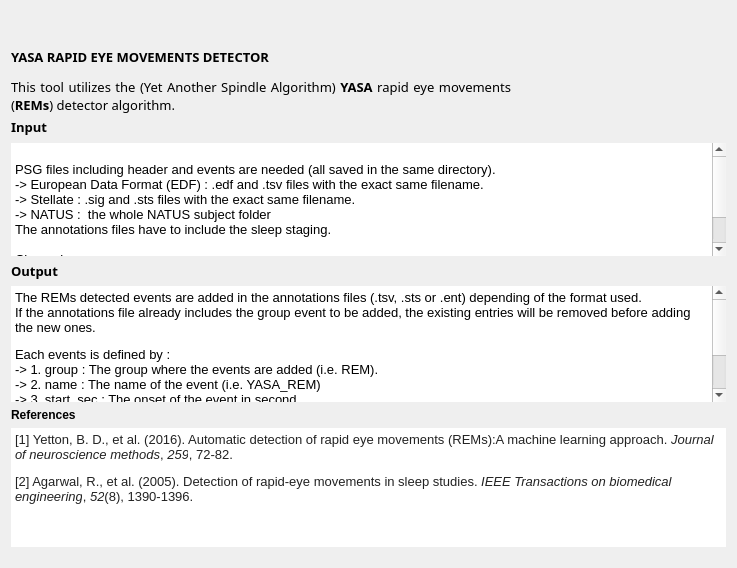
SnoozToolbox/snooz-package-ceams, file tools/CEAMSTools/DetectREMsYASA/IntroStepYASA/Ui_IntroStepYASA.ui: the form before one commit.
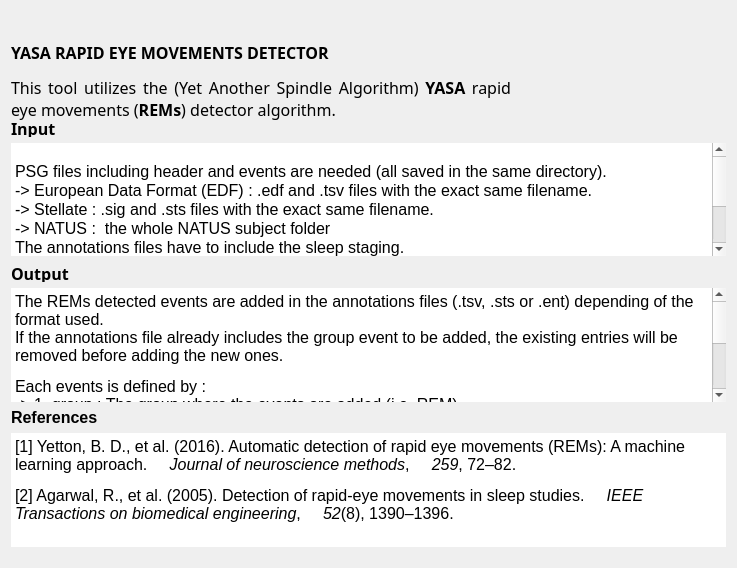
The form after the commit.

Commit message: Minor modification applied on the UI of the DetectREMsYASA tool

```diff
--- a/tools/CEAMSTools/DetectREMsYASA/IntroStepYASA/Ui_IntroStepYASA.ui
+++ b/tools/CEAMSTools/DetectREMsYASA/IntroStepYASA/Ui_IntroStepYASA.ui
@@ -35,13 +35,12 @@
       <font>
        <family>Roboto-Regular</family>
        <pointsize>10</pointsize>
-       <weight>50</weight>
        <italic>false</italic>
        <bold>false</bold>
       </font>
      </property>
      <property name="text">
-      <string>&lt;html&gt;&lt;head/&gt;&lt;body&gt;&lt;p&gt;&lt;span style=&quot; font-weight:600;&quot;&gt;YASA RAPID EYE MOVEMENTS DETECTOR&lt;/span&gt;&lt;/p&gt;&lt;p&gt;This tool utilizes the (Yet Another Spindle Algorithm) &lt;span style=&quot; font-weight:600;&quot;&gt;YASA&lt;/span&gt; rapid eye movements (&lt;span style=&quot; font-weight:600;&quot;&gt;REMs&lt;/span&gt;) detector algorithm.&lt;/p&gt;&lt;/body&gt;&lt;/html&gt;</string>
+      <string>&lt;html&gt;&lt;head/&gt;&lt;body&gt;&lt;p&gt;&lt;span style=&quot; font-size:12pt; font-weight:600;&quot;&gt;YASA RAPID EYE MOVEMENTS DETECTOR&lt;/span&gt;&lt;/p&gt;&lt;p&gt;&lt;span style=&quot; font-size:12pt;&quot;&gt;This tool utilizes the (Yet Another Spindle Algorithm) &lt;/span&gt;&lt;span style=&quot; font-size:12pt; font-weight:600;&quot;&gt;YASA&lt;/span&gt;&lt;span style=&quot; font-size:12pt;&quot;&gt; rapid eye movements (&lt;/span&gt;&lt;span style=&quot; font-size:12pt; font-weight:600;&quot;&gt;REMs&lt;/span&gt;&lt;span style=&quot; font-size:12pt;&quot;&gt;) detector algorithm.&lt;/span&gt;&lt;/p&gt;&lt;/body&gt;&lt;/html&gt;</string>
      </property>
      <property name="textFormat">
       <enum>Qt::AutoText</enum>
@@ -80,13 +79,12 @@
         <font>
          <family>Roboto-Regular</family>
          <pointsize>10</pointsize>
-         <weight>50</weight>
          <italic>false</italic>
          <bold>false</bold>
         </font>
        </property>
        <property name="text">
-        <string>&lt;html&gt;&lt;head/&gt;&lt;body&gt;&lt;p&gt;&lt;span style=&quot; font-weight:600;&quot;&gt;Input&lt;/span&gt;&lt;/p&gt;&lt;/body&gt;&lt;/html&gt;</string>
+        <string>&lt;html&gt;&lt;head/&gt;&lt;body&gt;&lt;p&gt;&lt;span style=&quot; font-size:12pt; font-weight:600;&quot;&gt;Input&lt;/span&gt;&lt;/p&gt;&lt;/body&gt;&lt;/html&gt;</string>
        </property>
        <property name="alignment">
         <set>Qt::AlignLeading|Qt::AlignLeft|Qt::AlignVCenter</set>
@@ -136,19 +134,22 @@
        </property>
        <property name="html">
         <string>&lt;!DOCTYPE HTML PUBLIC &quot;-//W3C//DTD HTML 4.0//EN&quot; &quot;http://www.w3.org/TR/REC-html40/strict.dtd&quot;&gt;
-&lt;html&gt;&lt;head&gt;&lt;meta name=&quot;qrichtext&quot; content=&quot;1&quot; /&gt;&lt;style type=&quot;text/css&quot;&gt;
+&lt;html&gt;&lt;head&gt;&lt;meta name=&quot;qrichtext&quot; content=&quot;1&quot; /&gt;&lt;meta charset=&quot;utf-8&quot; /&gt;&lt;style type=&quot;text/css&quot;&gt;
 p, li { white-space: pre-wrap; }
+hr { height: 1px; border-width: 0; }
+li.unchecked::marker { content: &quot;\2610&quot;; }
+li.checked::marker { content: &quot;\2612&quot;; }
 &lt;/style&gt;&lt;/head&gt;&lt;body style=&quot; font-family:'Roboto-Regular'; font-size:10pt; font-weight:400; font-style:normal;&quot;&gt;
 &lt;p style=&quot;-qt-paragraph-type:empty; margin-top:0px; margin-bottom:0px; margin-left:0px; margin-right:0px; -qt-block-indent:0; text-indent:0px; font-family:'Ubuntu';&quot;&gt;&lt;br /&gt;&lt;/p&gt;
-&lt;p style=&quot; margin-top:0px; margin-bottom:0px; margin-left:0px; margin-right:0px; -qt-block-indent:0; text-indent:0px;&quot;&gt;PSG files including header and events are needed (all saved in the same directory).&lt;/p&gt;
-&lt;p style=&quot; margin-top:0px; margin-bottom:0px; margin-left:0px; margin-right:0px; -qt-block-indent:0; text-indent:0px;&quot;&gt;-&amp;gt; European Data Format (EDF) : .edf and .tsv files with the exact same filename.&lt;/p&gt;
-&lt;p style=&quot; margin-top:0px; margin-bottom:0px; margin-left:0px; margin-right:0px; -qt-block-indent:0; text-indent:0px;&quot;&gt;-&amp;gt; Stellate : .sig and .sts files with the exact same filename.&lt;/p&gt;
-&lt;p style=&quot; margin-top:0px; margin-bottom:0px; margin-left:0px; margin-right:0px; -qt-block-indent:0; text-indent:0px;&quot;&gt;-&amp;gt; NATUS : &lt;span style=&quot; font-family:'MS Shell Dlg 2';&quot;&gt; the whole NATUS subject folder&lt;/span&gt;&lt;/p&gt;
-&lt;p style=&quot; margin-top:0px; margin-bottom:0px; margin-left:0px; margin-right:0px; -qt-block-indent:0; text-indent:0px;&quot;&gt;&lt;span style=&quot; font-family:'MS Shell Dlg 2';&quot;&gt;The annotations files have to include the sleep staging.&lt;/span&gt;&lt;/p&gt;
-&lt;p style=&quot;-qt-paragraph-type:empty; margin-top:0px; margin-bottom:0px; margin-left:0px; margin-right:0px; -qt-block-indent:0; text-indent:0px;&quot;&gt;&lt;br /&gt;&lt;/p&gt;
-&lt;p style=&quot; margin-top:0px; margin-bottom:0px; margin-left:0px; margin-right:0px; -qt-block-indent:0; text-indent:0px;&quot;&gt;Channels:&lt;/p&gt;
-&lt;p style=&quot; margin-top:0px; margin-bottom:0px; margin-left:0px; margin-right:0px; -qt-block-indent:0; text-indent:0px;&quot;&gt;This tool requires the selection of &lt;span style=&quot; font-weight:600;&quot;&gt;2&lt;/span&gt; &lt;span style=&quot; font-weight:600;&quot;&gt;EOG&lt;/span&gt; &lt;span style=&quot; font-weight:600;&quot;&gt;channels&lt;/span&gt; per recording for REMs detection.&lt;/p&gt;
-&lt;p style=&quot;-qt-paragraph-type:empty; margin-top:0px; margin-bottom:0px; margin-left:0px; margin-right:0px; -qt-block-indent:0; text-indent:0px;&quot;&gt;&lt;br /&gt;&lt;/p&gt;&lt;/body&gt;&lt;/html&gt;</string>
+&lt;p style=&quot; margin-top:0px; margin-bottom:0px; margin-left:0px; margin-right:0px; -qt-block-indent:0; text-indent:0px;&quot;&gt;&lt;span style=&quot; font-size:12pt;&quot;&gt;PSG files including header and events are needed (all saved in the same directory).&lt;/span&gt;&lt;/p&gt;
+&lt;p style=&quot; margin-top:0px; margin-bottom:0px; margin-left:0px; margin-right:0px; -qt-block-indent:0; text-indent:0px;&quot;&gt;&lt;span style=&quot; font-size:12pt;&quot;&gt;-&amp;gt; European Data Format (EDF) : .edf and .tsv files with the exact same filename.&lt;/span&gt;&lt;/p&gt;
+&lt;p style=&quot; margin-top:0px; margin-bottom:0px; margin-left:0px; margin-right:0px; -qt-block-indent:0; text-indent:0px;&quot;&gt;&lt;span style=&quot; font-size:12pt;&quot;&gt;-&amp;gt; Stellate : .sig and .sts files with the exact same filename.&lt;/span&gt;&lt;/p&gt;
+&lt;p style=&quot; margin-top:0px; margin-bottom:0px; margin-left:0px; margin-right:0px; -qt-block-indent:0; text-indent:0px;&quot;&gt;&lt;span style=&quot; font-size:12pt;&quot;&gt;-&amp;gt; NATUS : &lt;/span&gt;&lt;span style=&quot; font-family:'MS Shell Dlg 2'; font-size:12pt;&quot;&gt; the whole NATUS subject folder&lt;/span&gt;&lt;/p&gt;
+&lt;p style=&quot; margin-top:0px; margin-bottom:0px; margin-left:0px; margin-right:0px; -qt-block-indent:0; text-indent:0px;&quot;&gt;&lt;span style=&quot; font-family:'MS Shell Dlg 2'; font-size:12pt;&quot;&gt;The annotations files have to include the sleep staging.&lt;/span&gt;&lt;/p&gt;
+&lt;p style=&quot;-qt-paragraph-type:empty; margin-top:0px; margin-bottom:0px; margin-left:0px; margin-right:0px; -qt-block-indent:0; text-indent:0px; font-size:12pt;&quot;&gt;&lt;br /&gt;&lt;/p&gt;
+&lt;p style=&quot; margin-top:0px; margin-bottom:0px; margin-left:0px; margin-right:0px; -qt-block-indent:0; text-indent:0px;&quot;&gt;&lt;span style=&quot; font-size:12pt;&quot;&gt;Channels:&lt;/span&gt;&lt;/p&gt;
+&lt;p style=&quot; margin-top:0px; margin-bottom:0px; margin-left:0px; margin-right:0px; -qt-block-indent:0; text-indent:0px;&quot;&gt;&lt;span style=&quot; font-size:12pt;&quot;&gt;This tool requires the selection of &lt;/span&gt;&lt;span style=&quot; font-size:12pt; font-weight:600;&quot;&gt;2&lt;/span&gt;&lt;span style=&quot; font-size:12pt;&quot;&gt; &lt;/span&gt;&lt;span style=&quot; font-size:12pt; font-weight:600;&quot;&gt;EOG&lt;/span&gt;&lt;span style=&quot; font-size:12pt;&quot;&gt; &lt;/span&gt;&lt;span style=&quot; font-size:12pt; font-weight:600;&quot;&gt;channels&lt;/span&gt;&lt;span style=&quot; font-size:12pt;&quot;&gt; per recording for REMs detection.&lt;/span&gt;&lt;/p&gt;
+&lt;p style=&quot;-qt-paragraph-type:empty; margin-top:0px; margin-bottom:0px; margin-left:0px; margin-right:0px; -qt-block-indent:0; text-indent:0px; font-size:12pt;&quot;&gt;&lt;br /&gt;&lt;/p&gt;&lt;/body&gt;&lt;/html&gt;</string>
        </property>
       </widget>
      </item>
@@ -177,7 +178,6 @@
         <font>
          <family>Roboto-Regular</family>
          <pointsize>10</pointsize>
-         <weight>50</weight>
          <italic>false</italic>
          <bold>false</bold>
         </font>
@@ -189,7 +189,7 @@
         <number>0</number>
        </property>
        <property name="text">
-        <string>&lt;html&gt;&lt;head/&gt;&lt;body&gt;&lt;p&gt;&lt;span style=&quot; font-weight:600;&quot;&gt;Output&lt;/span&gt;&lt;/p&gt;&lt;/body&gt;&lt;/html&gt;</string>
+        <string>&lt;html&gt;&lt;head/&gt;&lt;body&gt;&lt;p&gt;&lt;span style=&quot; font-size:12pt; font-weight:600;&quot;&gt;Output&lt;/span&gt;&lt;/p&gt;&lt;/body&gt;&lt;/html&gt;</string>
        </property>
        <property name="alignment">
         <set>Qt::AlignLeading|Qt::AlignLeft|Qt::AlignVCenter</set>
@@ -227,11 +227,14 @@
        </property>
        <property name="html">
         <string>&lt;!DOCTYPE HTML PUBLIC &quot;-//W3C//DTD HTML 4.0//EN&quot; &quot;http://www.w3.org/TR/REC-html40/strict.dtd&quot;&gt;
-&lt;html&gt;&lt;head&gt;&lt;meta name=&quot;qrichtext&quot; content=&quot;1&quot; /&gt;&lt;style type=&quot;text/css&quot;&gt;
+&lt;html&gt;&lt;head&gt;&lt;meta name=&quot;qrichtext&quot; content=&quot;1&quot; /&gt;&lt;meta charset=&quot;utf-8&quot; /&gt;&lt;style type=&quot;text/css&quot;&gt;
 p, li { white-space: pre-wrap; }
+hr { height: 1px; border-width: 0; }
+li.unchecked::marker { content: &quot;\2610&quot;; }
+li.checked::marker { content: &quot;\2612&quot;; }
 &lt;/style&gt;&lt;/head&gt;&lt;body style=&quot; font-family:'Roboto-Regular'; font-size:10pt; font-weight:400; font-style:normal;&quot;&gt;
-&lt;p style=&quot; margin-top:12px; margin-bottom:12px; margin-left:0px; margin-right:0px; -qt-block-indent:0; text-indent:0px;&quot;&gt;&lt;span style=&quot; font-family:'MS Shell Dlg 2';&quot;&gt;The REMs detected events are added in the annotations files (.tsv, .sts or .ent) depending of the format used.&lt;br /&gt;&lt;/span&gt;If the annotations file already includes the group event to be added, the existing entries will be removed before adding the new ones.&lt;/p&gt;
-&lt;p style=&quot; margin-top:0px; margin-bottom:0px; margin-left:0px; margin-right:0px; -qt-block-indent:0; text-indent:0px;&quot;&gt;&lt;span style=&quot; font-family:'MS Shell Dlg 2';&quot;&gt;Each events is defined by : &lt;/span&gt;&lt;br /&gt;-&amp;gt; 1. group : The group where the events are added (i.e. REM).&lt;br /&gt;-&amp;gt; 2. name : The name of the event (i.e. YASA_REM)&lt;br /&gt;-&amp;gt; 3. start_sec : The onset of the event in second. &lt;br /&gt;-&amp;gt; 4. duration_sec : The duration of the event in second.&lt;br /&gt;-&amp;gt; 5. channels : The list of channels on which the event occurs.&lt;br /&gt;&lt;br /&gt;&lt;/p&gt;&lt;/body&gt;&lt;/html&gt;</string>
+&lt;p style=&quot; margin-top:12px; margin-bottom:12px; margin-left:0px; margin-right:0px; -qt-block-indent:0; text-indent:0px;&quot;&gt;&lt;span style=&quot; font-family:'MS Shell Dlg 2'; font-size:12pt;&quot;&gt;The REMs detected events are added in the annotations files (.tsv, .sts or .ent) depending of the format used.&lt;br /&gt;&lt;/span&gt;&lt;span style=&quot; font-size:12pt;&quot;&gt;If the annotations file already includes the group event to be added, the existing entries will be removed before adding the new ones.&lt;/span&gt;&lt;/p&gt;
+&lt;p style=&quot; margin-top:0px; margin-bottom:0px; margin-left:0px; margin-right:0px; -qt-block-indent:0; text-indent:0px;&quot;&gt;&lt;span style=&quot; font-family:'MS Shell Dlg 2'; font-size:12pt;&quot;&gt;Each events is defined by : &lt;/span&gt;&lt;span style=&quot; font-size:12pt;&quot;&gt;&lt;br /&gt;-&amp;gt; 1. group : The group where the events are added (i.e. REM).&lt;br /&gt;-&amp;gt; 2. name : The name of the event (i.e. YASA_REM)&lt;br /&gt;-&amp;gt; 3. start_sec : The onset of the event in second. &lt;br /&gt;-&amp;gt; 4. duration_sec : The duration of the event in second.&lt;br /&gt;-&amp;gt; 5. channels : The list of channels on which the event occurs.&lt;br /&gt;&lt;br /&gt;&lt;/span&gt;&lt;/p&gt;&lt;/body&gt;&lt;/html&gt;</string>
        </property>
       </widget>
      </item>
@@ -251,7 +254,7 @@
         </size>
        </property>
        <property name="text">
-        <string>&lt;html&gt;&lt;head/&gt;&lt;body&gt;&lt;p&gt;&lt;span style=&quot; font-weight:600;&quot;&gt;References&lt;/span&gt;&lt;/p&gt;&lt;/body&gt;&lt;/html&gt;</string>
+        <string>&lt;html&gt;&lt;head/&gt;&lt;body&gt;&lt;p&gt;&lt;span style=&quot; font-size:12pt; font-weight:600;&quot;&gt;References&lt;/span&gt;&lt;/p&gt;&lt;/body&gt;&lt;/html&gt;</string>
        </property>
       </widget>
      </item>
@@ -277,11 +280,14 @@
        </property>
        <property name="html">
         <string>&lt;!DOCTYPE HTML PUBLIC &quot;-//W3C//DTD HTML 4.0//EN&quot; &quot;http://www.w3.org/TR/REC-html40/strict.dtd&quot;&gt;
-&lt;html&gt;&lt;head&gt;&lt;meta name=&quot;qrichtext&quot; content=&quot;1&quot; /&gt;&lt;style type=&quot;text/css&quot;&gt;
+&lt;html&gt;&lt;head&gt;&lt;meta name=&quot;qrichtext&quot; content=&quot;1&quot; /&gt;&lt;meta charset=&quot;utf-8&quot; /&gt;&lt;style type=&quot;text/css&quot;&gt;
 p, li { white-space: pre-wrap; }
+hr { height: 1px; border-width: 0; }
+li.unchecked::marker { content: &quot;\2610&quot;; }
+li.checked::marker { content: &quot;\2612&quot;; }
 &lt;/style&gt;&lt;/head&gt;&lt;body style=&quot; font-family:'Roboto-Regular'; font-size:10pt; font-weight:400; font-style:normal;&quot;&gt;
-&lt;p style=&quot; margin-top:0px; margin-bottom:0px; margin-left:0px; margin-right:0px; -qt-block-indent:0; text-indent:0px;&quot;&gt;&lt;span style=&quot; font-family:'Arial','sans-serif'; color:#222222; background-color:#ffffff;&quot;&gt;[1] Yetton, B. D., et al. (2016). Automatic detection of rapid eye movements (REMs):A machine learning approach. &lt;/span&gt;&lt;span style=&quot; font-family:'Arial','sans-serif'; font-style:italic; color:#222222; background-color:#ffffff;&quot;&gt;Journal of neuroscience methods&lt;/span&gt;&lt;span style=&quot; font-family:'Arial','sans-serif'; color:#222222; background-color:#ffffff;&quot;&gt;, &lt;/span&gt;&lt;span style=&quot; font-family:'Arial','sans-serif'; font-style:italic; color:#222222; background-color:#ffffff;&quot;&gt;259&lt;/span&gt;&lt;span style=&quot; font-family:'Arial','sans-serif'; color:#222222; background-color:#ffffff;&quot;&gt;, 72-82.&lt;/span&gt;&lt;/p&gt;
-&lt;p style=&quot; margin-top:12px; margin-bottom:12px; margin-left:0px; margin-right:0px; -qt-block-indent:0; text-indent:0px;&quot;&gt;&lt;span style=&quot; font-family:'Arial','sans-serif'; color:#222222; background-color:#ffffff;&quot;&gt;[2] Agarwal, R., et al. (2005). Detection of rapid-eye movements in sleep studies. &lt;/span&gt;&lt;span style=&quot; font-family:'Arial','sans-serif'; font-style:italic; color:#222222; background-color:#ffffff;&quot;&gt;IEEE Transactions on biomedical engineering&lt;/span&gt;&lt;span style=&quot; font-family:'Arial','sans-serif'; color:#222222; background-color:#ffffff;&quot;&gt;, &lt;/span&gt;&lt;span style=&quot; font-family:'Arial','sans-serif'; font-style:italic; color:#222222; background-color:#ffffff;&quot;&gt;52&lt;/span&gt;&lt;span style=&quot; font-family:'Arial','sans-serif'; color:#222222; background-color:#ffffff;&quot;&gt;(8), 1390-1396.&lt;/span&gt;&lt;/p&gt;&lt;/body&gt;&lt;/html&gt;</string>
+&lt;p style=&quot; margin-top:0px; margin-bottom:0px; margin-left:0px; margin-right:0px; -qt-block-indent:0; text-indent:0px;&quot;&gt;&lt;span style=&quot; font-family:'Roboto','sans-serif'; font-size:12pt;&quot;&gt;[1] Yetton, B. D., et al. (2016). Automatic detection of rapid eye movements (REMs): A machine learning approach.     &lt;/span&gt;&lt;span style=&quot; font-family:'Roboto','sans-serif'; font-size:12pt; font-style:italic;&quot;&gt;Journal of neuroscience methods&lt;/span&gt;&lt;span style=&quot; font-family:'Roboto','sans-serif'; font-size:12pt;&quot;&gt;,     &lt;/span&gt;&lt;span style=&quot; font-family:'Roboto','sans-serif'; font-size:12pt; font-style:italic;&quot;&gt;259&lt;/span&gt;&lt;span style=&quot; font-family:'Roboto','sans-serif'; font-size:12pt;&quot;&gt;, 72–82.&lt;/span&gt;  &lt;/p&gt;
+&lt;p style=&quot; margin-top:12px; margin-bottom:12px; margin-left:0px; margin-right:0px; -qt-block-indent:0; text-indent:0px;&quot;&gt;&lt;span style=&quot; font-family:'Roboto','sans-serif'; font-size:12pt;&quot;&gt;[2] Agarwal, R., et al. (2005). Detection of rapid-eye movements in sleep studies.     &lt;/span&gt;&lt;span style=&quot; font-family:'Roboto','sans-serif'; font-size:12pt; font-style:italic;&quot;&gt;IEEE Transactions on biomedical engineering&lt;/span&gt;&lt;span style=&quot; font-family:'Roboto','sans-serif'; font-size:12pt;&quot;&gt;,     &lt;/span&gt;&lt;span style=&quot; font-family:'Roboto','sans-serif'; font-size:12pt; font-style:italic;&quot;&gt;52&lt;/span&gt;&lt;span style=&quot; font-family:'Roboto','sans-serif'; font-size:12pt;&quot;&gt;(8), 1390–1396.&lt;/span&gt;&lt;/p&gt;&lt;/body&gt;&lt;/html&gt;</string>
        </property>
       </widget>
      </item>
```
Left out of the diff: 38 changed lines with no effect on the pictures. The commit also changes 5 other files.
